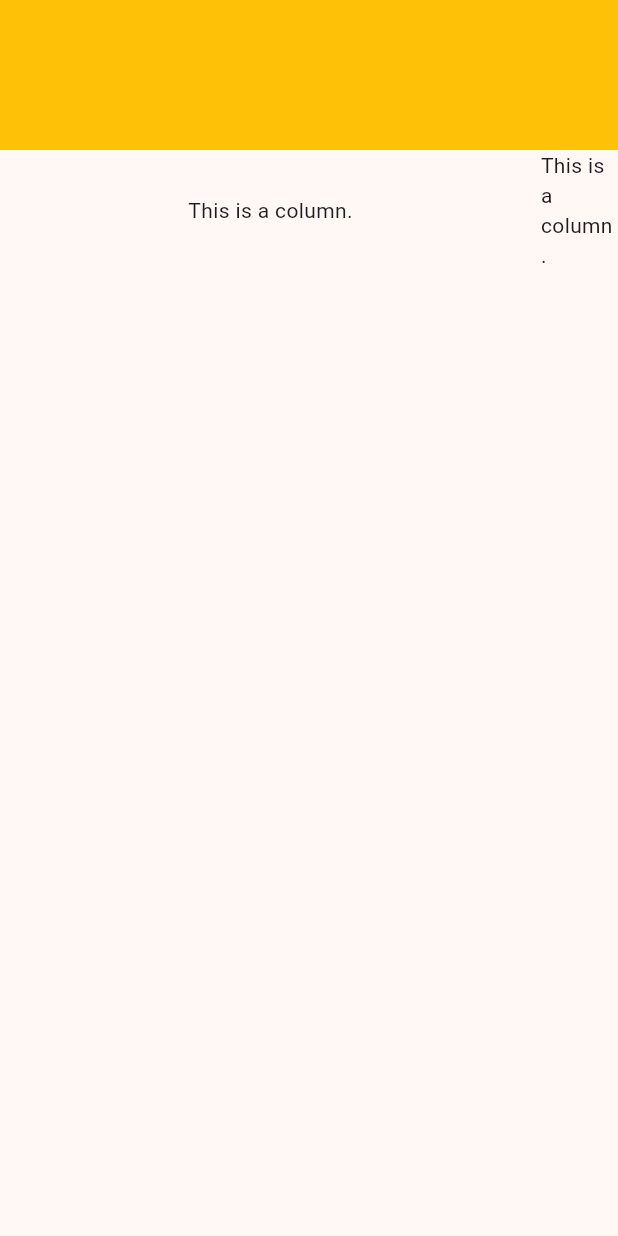
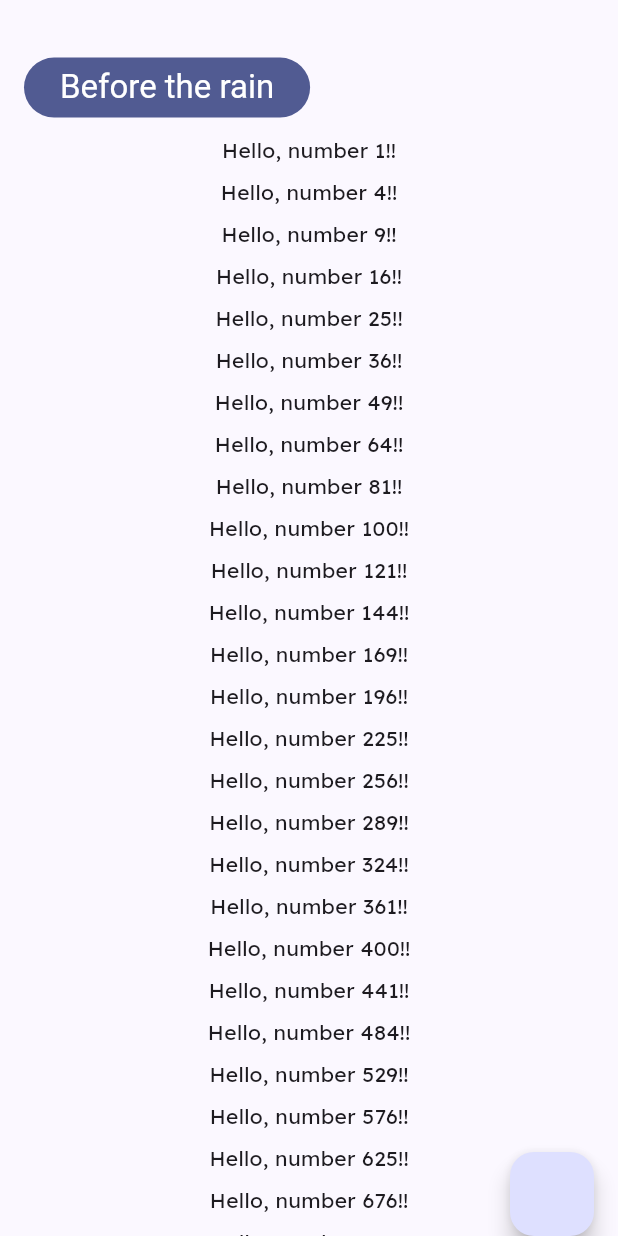
Before and after one commit to jardinefaner/confessor_v1, a Flutter app: the screen it shows after launch, on a phone screen of 412 x 824 dp. Run offline on Flutter 3.47's test engine with Material 3 defaults, Android fonts, the phone set to English and light mode, and no system bars; our stand-ins replace google_fonts; Roboto replaces fonts that are missing (Unna).

Commit message:
Create header which consists of a SETTINGS button as words. Users can now clarify context

```diff
--- /dev/null
+++ b/lib/helpers.dart
@@ -0,0 +1,7 @@
+import 'package:flutter/material.dart';
+
+class Helpers {
+  static bool isDarkTheme(BuildContext context) {
+    return Theme.of(context).brightness == Brightness.dark;
+  }
+}
--- a/lib/main.dart
+++ b/lib/main.dart
@@ -1,12 +1,10 @@
 import 'package:flutter/material.dart';
-import 'package:flutter/services.dart';
 
 import 'package:confessor_v1/screens/home_screen.dart';
 import 'package:confessor_v1/themes/app_themes.dart';
 
 void main() {
   WidgetsFlutterBinding.ensureInitialized();
-  SystemChrome.setEnabledSystemUIMode(SystemUiMode.immersiveSticky);
   runApp(const MyApp());
 }
 
@@ -21,7 +19,7 @@ class MyApp extends StatelessWidget {
       theme: AppThemes.light,
       darkTheme: AppThemes.dark,
       themeMode: ThemeMode.system,
-      home: const HomeScreen(),
+      home: HomeScreen(),
     );
   }
 }
--- a/lib/screens/home_screen.dart
+++ b/lib/screens/home_screen.dart
@@ -1,3 +1,4 @@
+import 'package:confessor_v1/widgets/header.dart';
 import 'package:flutter/material.dart';
 
 class HomeScreen extends StatelessWidget {
@@ -6,25 +7,36 @@ class HomeScreen extends StatelessWidget {
   @override
   Widget build(BuildContext context) {
     return Scaffold(
-      body: Column(
-        children: [
-          // Main heading + buttons
-          Container(height: 100, color: Colors.amber),
-          Row(
-            children: [
-              // Main canvas
-              Expanded(
-                flex: 7,
-                child: Column(children: [Text('This is a column.')]),
+      // background gradient
+      body: Padding(
+        padding: const EdgeInsets.symmetric(horizontal: 16),
+        child: Stack(
+          children: [
+            // at the very back
+            SizedBox(
+              height: double.infinity,
+              width: double.infinity,
+              child: SingleChildScrollView(
+                child: Column(
+                  spacing: 8,
+                  children: [
+                    SizedBox(height: MediaQuery.of(context).size.height * 0.1),
+                    for (int i = 1; i < 50; i++)
+                      Text('Hello, number ${i * i}!!'),
+                    // bottom margin
+                    SizedBox(height: MediaQuery.of(context).size.height * 0.1),
+                  ],
+                ),
               ),
-              // Action buttons
-              Flexible(
-                flex: 1,
-                child: Column(children: [Text('This is a column.')]),
-              ),
-            ],
-          ),
-        ],
+            ),
+            Positioned(top: 0, left: 0, right: 0, child: Header()),
+            Positioned(
+              bottom: 0,
+              right: 0,
+              child: Column(children: [FloatingActionButton(onPressed: () {})]),
+            ),
+          ],
+        ),
       ),
     );
   }
--- a/lib/themes/color_schemes.dart
+++ b/lib/themes/color_schemes.dart
@@ -1,6 +1,6 @@
 import 'package:flutter/material.dart';
 
-const Color _kSeedColor = Colors.orange;
+const Color _kSeedColor = Colors.indigo;
 
 class ColorSchemes {
   static ColorScheme light = ColorScheme.fromSeed(
--- a/lib/themes/text_themes.dart
+++ b/lib/themes/text_themes.dart
@@ -3,8 +3,8 @@ import 'package:google_fonts/google_fonts.dart';
 
 class TextThemes {
   static TextTheme _buildTextTheme(TextTheme base) {
-    final TextTheme body = GoogleFonts.merriweatherSansTextTheme(base);
-    final TextTheme title = GoogleFonts.merriweatherTextTheme(base);
+    final TextTheme body = GoogleFonts.lexendTextTheme(base);
+    final TextTheme title = GoogleFonts.unnaTextTheme(base);
     return title.copyWith(
       bodyLarge: body.bodyLarge,
       bodyMedium: body.bodyMedium,
--- /dev/null
+++ b/lib/widgets/header.dart
@@ -0,0 +1,44 @@
+import 'package:confessor_v1/helpers.dart';
+import 'package:flutter/material.dart';
+
+class Header extends StatelessWidget {
+  const Header({super.key});
+
+  @override
+  Widget build(BuildContext context) {
+    final double screenHeight = MediaQuery.sizeOf(context).height;
+    return Container(
+      alignment: Alignment.bottomCenter,
+      height: screenHeight * 0.1,
+      width: double.infinity,
+      decoration: BoxDecoration(
+        gradient: LinearGradient(
+          begin: Alignment.topCenter,
+          end: Alignment.bottomCenter,
+          colors: [
+            Theme.of(context).colorScheme.surface,
+            Theme.of(context).colorScheme.surface.withAlpha(0),
+          ],
+        ),
+      ),
+      // what things to float as headers
+      child: Row(
+        mainAxisSize: MainAxisSize.max,
+        children: [
+          FilledButton(
+            onPressed: () {},
+            // This is going to be the State that'll act as anchor/state
+            child: Text(
+              'Before the rain',
+              style: Theme.of(context).textTheme.titleLarge!.copyWith(
+                // Change color between light and dark mode
+                color: Helpers.isDarkTheme(context)
+                    ? Colors.black : Colors.white,
+              ),
+            ),
+          ),
+        ],
+      ),
+    );
+  }
+}
```
